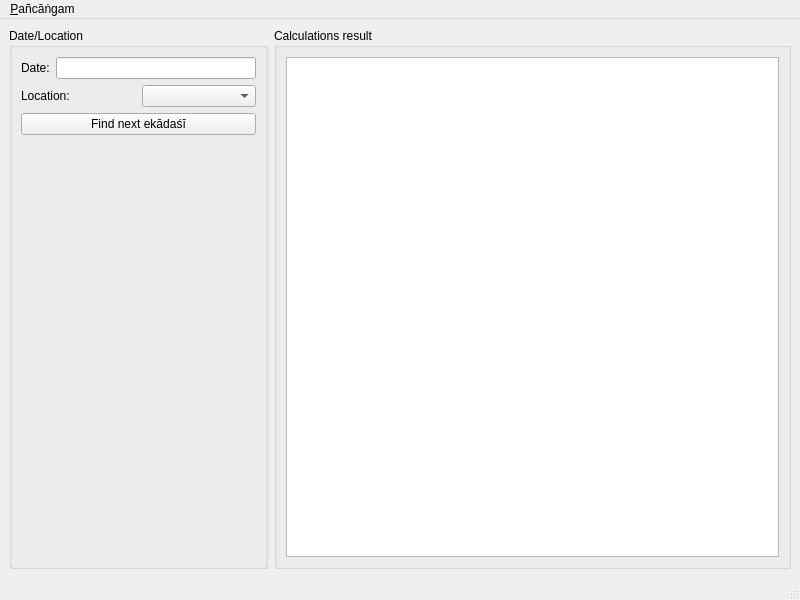
First picture: the form in gui-qt/mainwindow.ui, repository ashutosh108/vaishnavam-panchangam, before the edit.
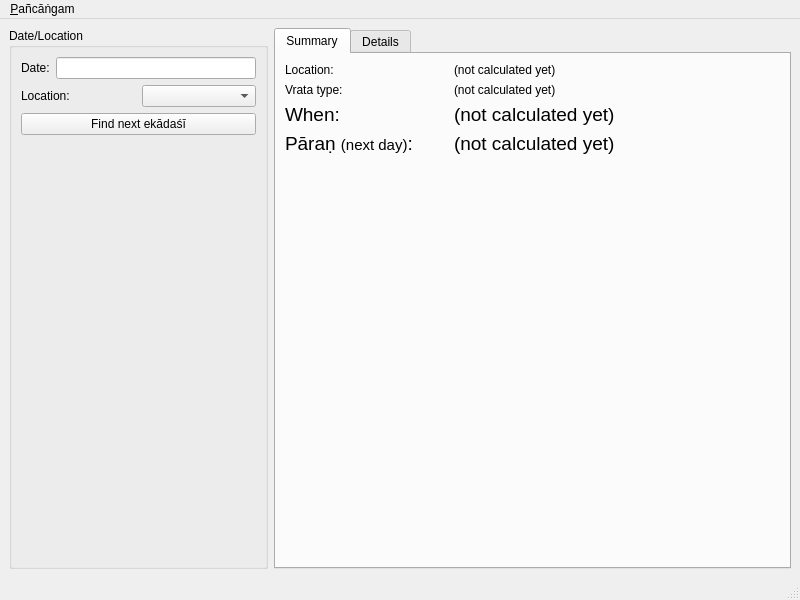
Second picture: the form after the edit.

Commit message: better GUI: use two tabs for brief report and detailed report: move current one to detailed and show simplified result in first tab (vrata date, paran time)

Diff of the .ui file:
```diff
--- a/gui-qt/mainwindow.ui
+++ b/gui-qt/mainwindow.ui
@@ -89,21 +89,141 @@
      </widget>
     </item>
     <item>
-     <widget class="QGroupBox" name="calcResultGroup">
+     <widget class="QTabWidget" name="tabWidget">
       <property name="sizePolicy">
-       <sizepolicy hsizetype="Preferred" vsizetype="Preferred">
+       <sizepolicy hsizetype="Preferred" vsizetype="Expanding">
         <horstretch>2</horstretch>
         <verstretch>0</verstretch>
        </sizepolicy>
       </property>
-      <property name="title">
-       <string>Calculations result</string>
+      <property name="currentIndex">
+       <number>0</number>
       </property>
-      <layout class="QVBoxLayout" name="verticalLayout_2">
-       <item>
-        <widget class="QTextBrowser" name="calcResult"/>
-       </item>
-      </layout>
+      <widget class="QWidget" name="tab_brief">
+       <attribute name="title">
+        <string>Summary</string>
+       </attribute>
+       <layout class="QGridLayout" name="gridLayout">
+        <item row="3" column="1">
+         <widget class="QLabel" name="paranTime">
+          <property name="font">
+           <font>
+            <pointsize>14</pointsize>
+           </font>
+          </property>
+          <property name="text">
+           <string>(not calculated yet)</string>
+          </property>
+         </widget>
+        </item>
+        <item row="1" column="0">
+         <widget class="QLabel" name="labelVrataType">
+          <property name="sizePolicy">
+           <sizepolicy hsizetype="Preferred" vsizetype="Preferred">
+            <horstretch>1</horstretch>
+            <verstretch>0</verstretch>
+           </sizepolicy>
+          </property>
+          <property name="text">
+           <string>Vrata type:</string>
+          </property>
+         </widget>
+        </item>
+        <item row="1" column="1">
+         <widget class="QLabel" name="vrataType">
+          <property name="sizePolicy">
+           <sizepolicy hsizetype="Preferred" vsizetype="Preferred">
+            <horstretch>2</horstretch>
+            <verstretch>0</verstretch>
+           </sizepolicy>
+          </property>
+          <property name="text">
+           <string>(not calculated yet)</string>
+          </property>
+         </widget>
+        </item>
+        <item row="2" column="1">
+         <widget class="QLabel" name="vrataDate">
+          <property name="font">
+           <font>
+            <pointsize>14</pointsize>
+           </font>
+          </property>
+          <property name="text">
+           <string>(not calculated yet)</string>
+          </property>
+         </widget>
+        </item>
+        <item row="4" column="1">
+         <spacer name="verticalSpacer_2">
+          <property name="orientation">
+           <enum>Qt::Vertical</enum>
+          </property>
+          <property name="sizeHint" stdset="0">
+           <size>
+            <width>20</width>
+            <height>40</height>
+           </size>
+          </property>
+         </spacer>
+        </item>
+        <item row="2" column="0">
+         <widget class="QLabel" name="label">
+          <property name="font">
+           <font>
+            <pointsize>14</pointsize>
+           </font>
+          </property>
+          <property name="text">
+           <string>When:</string>
+          </property>
+         </widget>
+        </item>
+        <item row="3" column="0">
+         <widget class="QLabel" name="label_2">
+          <property name="font">
+           <font>
+            <pointsize>14</pointsize>
+           </font>
+          </property>
+          <property name="text">
+           <string>Pāraṇ &lt;small&gt;(next day)&lt;/small&gt;:</string>
+          </property>
+         </widget>
+        </item>
+        <item row="0" column="0">
+         <widget class="QLabel" name="label_4">
+          <property name="text">
+           <string>Location:</string>
+          </property>
+         </widget>
+        </item>
+        <item row="0" column="1">
+         <widget class="QLabel" name="locationName">
+          <property name="text">
+           <string>(not calculated yet)</string>
+          </property>
+         </widget>
+        </item>
+       </layout>
+      </widget>
+      <widget class="QWidget" name="tab_detail">
+       <attribute name="title">
+        <string>Details</string>
+       </attribute>
+       <layout class="QVBoxLayout" name="verticalLayout_2">
+        <item>
+         <widget class="QTextBrowser" name="calcResult">
+          <property name="sizePolicy">
+           <sizepolicy hsizetype="Expanding" vsizetype="Expanding">
+            <horstretch>0</horstretch>
+            <verstretch>0</verstretch>
+           </sizepolicy>
+          </property>
+         </widget>
+        </item>
+       </layout>
+      </widget>
      </widget>
     </item>
    </layout>
```
The commit also changes 3 other files.
